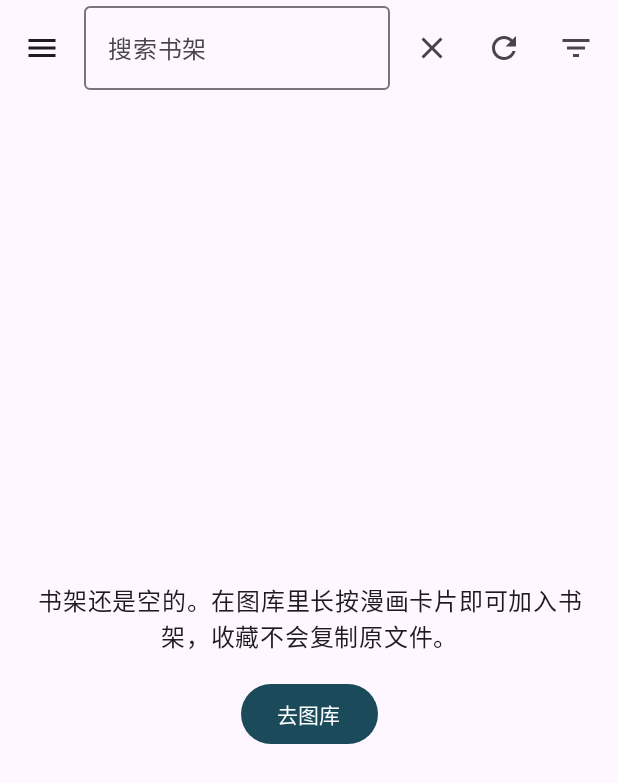
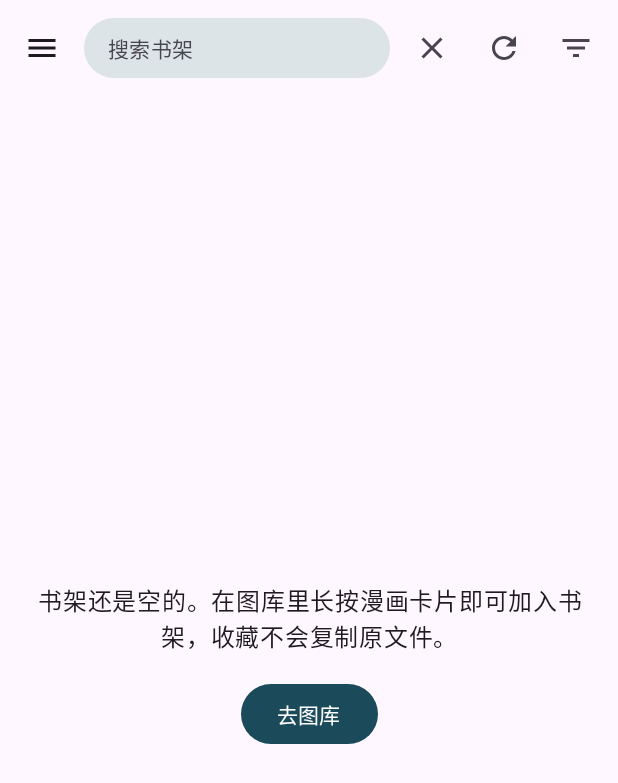
Before and after one commit to tapdefenser/LM-Reader, an Android app built with Jetpack Compose: the BookshelfScreen screen opened through its navigation route, after a tap on "搜索", on a phone screen of 412 x 824 dp. Shown: the top 783 px of the screen. Run offline under Robolectric (Android 15) with nearby library versions, the light colour scheme and no system bars; our stand-ins replace Room's generated code; 1 statement that could not run was skipped.

Commit message:
Fix reader chapter-load chain and paging storm; search + bookshelf semantics
阅读器（用户报的"最多只能读 4 章"）：
- rebuild() 现在同时重排窗口**与**排加载。旧写法只重排窗口，而 loadJobs 条目从不移除，
  守卫因此退化成"曾经请求过"的集合，加载链在第一次加载完成后就断了。
- loadOne 的两个守卫拆成语义不同的判断：loadJobs=正在加载 / loaded=已有结论（含失败）。
- loadJobs 在 finally 移除；retryFailedChapters 先摘掉失败结论再重试。
- buildWindow 有界化（当前章 ± 预载范围），两侧各留 ±1 保证过渡项一定存在。

阅读器（每帧重建环 → native 300MB → SIGABRT）：
- chapterEnteredBy(item)：过渡项不算换章，只有落到页才算进入那一章。
  过渡项的 chapterId 归后一章，用它当判据会让当前章在边界反复翻转，
  与分页器一格抖动合成正反馈环（实测每秒 80+ 次视图重建、每页 setImage 111 次）。
- settleAt 只在换章时才重新规划窗口（窗口不依赖页码）。
- writeItems：窗口的章 id 序列没变就不换 items 实例，避免分页器无谓重排。
- 修复后：翻 1 页后 12 秒内 setImage 5 次（原为 752 次且持续增长）。

搜索：
- 图库搜索下推到 SQL 并带上传筛选（searchInSources）；内存过滤会因 nextOffset
  按未过滤总数前进而漏项。
- 图库/书架共用 ui/common/SearchField.kt：胶囊形、40dp。

书架：
- 可见收藏"变大"时也重建分页会话（新加入的漫画立刻出现）。
- 刷新键语义改为"更新当前筛选下所有收藏的章节"（MangaChapterSyncer），不再是重扫整库；
  新增 shelfMangaIds 取全部 ID；带进度与结果提示。
- 列表读取失败的「重试」走新的 reload()，不触发章节更新。

文档：交接文档更新根因与教训；新增《阅读器逻辑总览》《阅读器-位置与窗口设计对比》。

```diff
--- a/app/src/main/java/com/lmreader/ui/bookshelf/BookshelfScreen.kt
+++ b/app/src/main/java/com/lmreader/ui/bookshelf/BookshelfScreen.kt
@@ -17,7 +17,6 @@ import androidx.compose.foundation.layout.width
 import androidx.compose.foundation.lazy.LazyColumn
 import androidx.compose.foundation.lazy.items
 import androidx.compose.foundation.lazy.rememberLazyListState
-import androidx.compose.foundation.text.KeyboardOptions
 import androidx.compose.material.icons.Icons
 import androidx.compose.material.icons.filled.Add
 import androidx.compose.material.icons.filled.FilterList
@@ -33,6 +32,7 @@ import androidx.compose.material3.ExperimentalMaterial3Api
 import androidx.compose.material3.HorizontalDivider
 import androidx.compose.material3.Icon
 import androidx.compose.material3.IconButton
+import androidx.compose.material3.LinearProgressIndicator
 import androidx.compose.material3.MaterialTheme
 import androidx.compose.material3.OutlinedTextField
 import androidx.compose.material3.Scaffold
@@ -52,7 +52,6 @@ import androidx.compose.foundation.gestures.detectHorizontalDragGestures
 import androidx.compose.ui.input.pointer.pointerInput
 import androidx.compose.runtime.mutableFloatStateOf
 import androidx.compose.ui.Modifier
-import androidx.compose.ui.text.input.ImeAction
 import androidx.compose.ui.unit.dp
 import androidx.lifecycle.compose.collectAsStateWithLifecycle
 import androidx.lifecycle.viewmodel.compose.viewModel
@@ -66,6 +65,7 @@ import com.lmreader.ui.common.EndSideDrawer
 import com.lmreader.ui.common.LoadingState
 import com.lmreader.ui.common.MangaCardItem
 import com.lmreader.ui.common.MessageState
+import com.lmreader.ui.common.SearchField
 import kotlinx.coroutines.flow.distinctUntilChanged
 import kotlinx.coroutines.flow.filter
 
@@ -135,16 +135,11 @@ fun BookshelfScreen(
                 TopAppBar(
                     title = {
                         if (searchActive) {
-                            OutlinedTextField(
+                            // 与图库同一个组件：两处样式不会各走各的。见 [SearchField]。
+                            SearchField(
                                 value = state.query,
                                 onValueChange = viewModel::onQueryChange,
-                                placeholder = { Text("搜索书架", maxLines = 1) },
-                                // 单行 + 不换行：搜索框要"文字在框里左右拖动"，
-                                // 而不是长高了把顶栏撑开。
-                                singleLine = true,
-                                maxLines = 1,
-                                textStyle = MaterialTheme.typography.bodyMedium,
-                                keyboardOptions = KeyboardOptions(imeAction = ImeAction.Search),
+                                placeholder = "搜索书架",
                                 modifier = Modifier.fillMaxWidth(),
                             )
                         } else {
@@ -170,8 +165,12 @@ fun BookshelfScreen(
                                 contentDescription = if (searchActive) "退出搜索" else "搜索",
                             )
                         }
-                        IconButton(onClick = viewModel::onRefresh) {
-                            Icon(Icons.Filled.Refresh, contentDescription = "刷新")
+                        IconButton(
+                            onClick = viewModel::onRefresh,
+                            // 作用说清：这是"更新书架里这些漫画的章节"，不是"刷新书架列表"。
+                            // 列表自己会跟着数据变，不需要用户手动刷。
+                        ) {
+                            Icon(Icons.Filled.Refresh, contentDescription = "更新所有漫画的章节")
                         }
                         IconButton(onClick = { viewModel.setSidePanelOpen(true) }) {
                             Icon(Icons.Filled.FilterList, contentDescription = "筛选与分类")
@@ -181,11 +180,18 @@ fun BookshelfScreen(
             },
         ) { padding ->
             Column(modifier = Modifier.fillMaxSize().padding(padding)) {
+                // 一键更新章节的进度与结果。
+                //
+                // 它可能持续几十秒（每部漫画都要枚举一次目录），没有反馈的话用户只会
+                // 以为按钮没反应、然后反复点。因此给出确定进度（第几部 / 共几部）而不是
+                // 一个转圈。
+                ChapterUpdateStatus(state = state, onDismiss = viewModel::dismissChapterUpdateMessage)
                 if (state.error != null) {
                     MessageState(
                         message = state.error!!,
                         actionLabel = "重试",
-                        onAction = viewModel::onRefresh,
+                        // 「重试」重读列表，不是更新章节：这里失败的是"读书架"。
+                        onAction = viewModel::reload,
                     )
                 } else if (state.items.isEmpty() && state.loading) {
                     LoadingState()
@@ -536,6 +542,55 @@ private fun MangaCard.coverRequest(treeUris: Map<String, String>): CoverRequest?
     return CoverRequest(treeUri = treeUri, documentId = documentId)
 }
 
+/**
+ * 一键更新章节的进度 / 结果提示。
+ *
+ * 进度用**确定值**（第几部 / 共几部）而不是转圈：这个操作每部漫画都要枚举一次目录，
+ * 几十部就是几十秒，用户需要知道"还剩多少"，否则只会以为按钮没反应。
+ * 更新范围写明"当前筛选"，因为用户勾了分类或搜索词时，更新的是那一部分，不是全部收藏。
+ */
+@Composable
+private fun ChapterUpdateStatus(
+    state: BookshelfUiState,
+    onDismiss: () -> Unit,
+) {
+    if (state.updatingChapters) {
+        Column(
+            modifier = Modifier
+                .fillMaxWidth()
+                .padding(horizontal = 12.dp, vertical = 6.dp),
+        ) {
+            LinearProgressIndicator(
+                progress = { state.chapterUpdateDone.toFloat() / state.chapterUpdateTotal },
+                modifier = Modifier.fillMaxWidth(),
+            )
+            Text(
+                text = "正在更新章节 ${state.chapterUpdateDone} / ${state.chapterUpdateTotal}" +
+                    "（仅当前筛选下的收藏）",
+                style = MaterialTheme.typography.labelSmall,
+                color = MaterialTheme.colorScheme.onSurfaceVariant,
+                modifier = Modifier.padding(top = 4.dp),
+            )
+        }
+        return
+    }
+    val message = state.chapterUpdateMessage ?: return
+    Row(
+        modifier = Modifier
+            .fillMaxWidth()
+            .padding(start = 12.dp, end = 4.dp),
+        verticalAlignment = Alignment.CenterVertically,
+    ) {
+        Text(
+            text = message,
+            style = MaterialTheme.typography.labelSmall,
+            color = MaterialTheme.colorScheme.onSurfaceVariant,
+            modifier = Modifier.weight(1f),
+        )
+        TextButton(onClick = onDismiss) { Text("知道了") }
+    }
+}
+
 @Composable
 private fun rememberSourceTreeUris(container: AppContainer): Map<String, String> {
     // 只有一张来源表（图片与归档由同一次扫描一起识别），所以只订阅一次。
--- /dev/null
+++ b/app/src/main/java/com/lmreader/ui/common/SearchField.kt
@@ -0,0 +1,100 @@
+package com.lmreader.ui.common
+
+import androidx.compose.foundation.background
+import androidx.compose.foundation.layout.Box
+import androidx.compose.foundation.layout.fillMaxWidth
+import androidx.compose.foundation.layout.height
+import androidx.compose.foundation.layout.padding
+import androidx.compose.foundation.shape.RoundedCornerShape
+import androidx.compose.foundation.text.BasicTextField
+import androidx.compose.foundation.text.KeyboardActions
+import androidx.compose.foundation.text.KeyboardOptions
+import androidx.compose.material3.MaterialTheme
+import androidx.compose.material3.Text
+import androidx.compose.runtime.Composable
+import androidx.compose.ui.Alignment
+import androidx.compose.ui.Modifier
+import androidx.compose.ui.graphics.SolidColor
+import androidx.compose.ui.text.input.ImeAction
+import androidx.compose.ui.text.style.TextOverflow
+import androidx.compose.ui.unit.dp
+
+/**
+ * 顶栏里的搜索框：**胶囊形、比 Material 默认更扁**。
+ *
+ * ## 为什么不用 `OutlinedTextField`
+ *
+ * 它有两个改不动的地方，正好是这里唯二要改的：
+ * 1. **形状**是描边圆角矩形，描边会把顶栏切成一块"表单"，不是"一条搜索栏"；
+ * 2. **高度**由 `TextFieldDefaults.MinHeight`（56dp）兜底，`Modifier.height` 更小会
+ *    被内部 `defaultMinSize` 顶回去，于是顶栏被撑高、标题栏的视觉比重被抢掉。
+ *
+ * 因此这里用 [BasicTextField] 自绘外框：高度与圆角都由我们定，其余行为（单行、
+ * 文字在框内左右拖动、IME 搜索键）与原来的输入框一致。
+ *
+ * ## 一个必须保留的约束
+ *
+ * **`value` 只由调用方的 `onValueChange` 同步更新。** 两个页面都对输入做了防抖，
+ * 若把防抖之后的文本写回 `value`，用户连打几个字符时那次延迟发射会带着旧文本覆盖
+ * 输入框并把光标弹回开头（真机症状："每次只能输入一个字符"）。本组件不持有文本状态，
+ * 也不做任何回写，因此这个坑不会经由它复活。
+ *
+ * @param onSearch IME 上的搜索键。**不传时保持 IME 的默认行为（收起键盘）**——
+ *   传一个空实现反而会把这次按键吃掉，键盘不再收起。
+ */
+@Composable
+internal fun SearchField(
+    value: String,
+    onValueChange: (String) -> Unit,
+    placeholder: String,
+    modifier: Modifier = Modifier,
+    onSearch: (() -> Unit)? = null,
+) {
+    BasicTextField(
+        value = value,
+        onValueChange = onValueChange,
+        singleLine = true,
+        maxLines = 1,
+        textStyle = MaterialTheme.typography.bodyMedium.copy(
+            color = MaterialTheme.colorScheme.onSurface,
+        ),
+        cursorBrush = SolidColor(MaterialTheme.colorScheme.primary),
+        keyboardOptions = KeyboardOptions(imeAction = ImeAction.Search),
+        keyboardActions = onSearch?.let { action -> KeyboardActions(onSearch = { action() }) }
+            ?: KeyboardActions.Default,
+        modifier = modifier,
+        decorationBox = { innerTextField ->
+            Box(
+                modifier = Modifier
+                    .fillMaxWidth()
+                    // 比 56dp 的默认高度矮一截：顶栏里的搜索框是"一条"，不是一块输入区。
+                    .height(SEARCH_FIELD_HEIGHT)
+                    // `percent = 50` 让圆角恒等于高度的一半，即无论以后把高度调成多少，
+                    // 它都是一个胶囊，而不需要跟着改半径。
+                    .background(
+                        color = MaterialTheme.colorScheme.surfaceVariant,
+                        shape = RoundedCornerShape(percent = 50),
+                    )
+                    .padding(horizontal = SEARCH_FIELD_H_PADDING),
+                contentAlignment = Alignment.CenterStart,
+            ) {
+                if (value.isEmpty()) {
+                    Text(
+                        text = placeholder,
+                        maxLines = 1,
+                        overflow = TextOverflow.Ellipsis,
+                        style = MaterialTheme.typography.bodyMedium,
+                        color = MaterialTheme.colorScheme.onSurfaceVariant,
+                    )
+                }
+                innerTextField()
+            }
+        },
+    )
+}
+
+/** 搜索框高度。默认输入框是 56dp，这里压扁到 40dp。 */
+private val SEARCH_FIELD_HEIGHT = 40.dp
+
+/** 左右内边距；胶囊两端的留白要比矩形输入框大一点才不显得挤。 */
+private val SEARCH_FIELD_H_PADDING = 16.dp
--- a/core/database/src/main/java/com/lmreader/core/database/dao/MangaDao.kt
+++ b/core/database/src/main/java/com/lmreader/core/database/dao/MangaDao.kt
@@ -301,6 +301,51 @@ interface MangaDao {
     suspend fun search(pattern: String, offset: Int, limit: Int): List<CardQueryRow>
 
     /**
+     * 同 [search]，但限定在已勾选的图源内。
+     *
+     * 为什么必须单独一个查询而不是"搜完全库再在内存里过滤"：图库是分页读的，
+     * 内存过滤会让"本页 30 条里恰好 2 条属于勾选的图源"变成一页 2 条，
+     * 而且 `nextOffset` 会按未过滤的总数前进，于是**结果越翻越少、还会漏项**。
+     * 筛选必须下推到 SQL，和 [pageLibraryFiltered] 一样。
+     */
+    @Query(
+        """
+        SELECT m.mangaId AS mangaId,
+               m.displayName AS displayName,
+               COALESCE(md.summary, m.summary) AS summaryPreview,
+               m.sourceId AS sourceId,
+               m.coverDocumentId AS coverDocumentId,
+               m.coverChapterId AS coverChapterId,
+               m.sourceKind AS sourceKind,
+               m.layoutMode AS layoutMode,
+               m.chapterCount AS chapterCount,
+               m.chapterCountKnown AS chapterCountKnown,
+               m.availability AS availability,
+               EXISTS(
+                   SELECT 1 FROM chapters AS c
+                   WHERE c.mangaId = m.mangaId AND c.kind = 'ARCHIVE'
+               ) AS hasArchiveChapters,
+               s.categoryId AS shelfCategoryId
+        FROM mangas AS m
+        LEFT JOIN shelf_entries AS s ON s.mangaId = m.mangaId
+        LEFT JOIN metadata_records AS md
+               ON md.ownerId = m.mangaId AND md.ownerType = 'MANGA'
+        WHERE (m.displayName LIKE :pattern ESCAPE '\'
+           OR md.normalizedSearchText LIKE :pattern ESCAPE '\')
+          AND m.availability != 'STALE'
+          AND m.sourceId IN (:sourceIds)
+        ORDER BY m.sourceOrderIndex ASC, m.sortKey ASC, m.mangaId ASC
+        LIMIT :limit OFFSET :offset
+        """,
+    )
+    suspend fun searchInSources(
+        sourceIds: List<String>,
+        pattern: String,
+        offset: Int,
+        limit: Int,
+    ): List<CardQueryRow>
+
+    /**
      * 在**书架范围内**按关键字搜索。
      *
      * 与 [search] 的差别只有 `JOIN shelf_entries`：书架是收藏引用，因此搜索必须限定在
@@ -375,6 +420,38 @@ interface MangaDao {
         offset: Int,
         limit: Int,
     ): List<CardQueryRow>
+
+    /**
+     * 当前书架筛选（分类 + 关键词）下的**全部**漫画 ID，不分页。
+     *
+     * 用途只有一个：书架的「一键更新章节」要知道该更新哪几部。它必须跟着筛选走
+     * （用户要求："更新所有（经过筛选的）书架页里漫画的章节"），因此**不能**只取
+     * 已加载的那几页，也不能整库更新。
+     *
+     * 两个筛选条件都用可空参数在一个查询里表达，而不是按组合写四份：SQL 的
+     * `:param IS NULL OR ...` 让"不筛"与"筛"共用一条语句，四份拷贝里任何一份走形
+     * 都会变成"某个组合下更新了不该更新的漫画"，而那种 bug 只在特定组合下出现。
+     *
+     * @param categoryId null = 「全部」
+     * @param pattern 已转义并小写的 LIKE 模式；null = 不按关键词筛
+     */
+    @Query(
+        """
+        SELECT m.mangaId FROM mangas AS m
+        JOIN shelf_entries AS s ON s.mangaId = m.mangaId
+        LEFT JOIN metadata_records AS md
+               ON md.ownerId = m.mangaId AND md.ownerType = 'MANGA'
+        WHERE m.availability != 'STALE'
+          AND (:categoryId IS NULL OR s.categoryId = :categoryId)
+          AND (
+                :pattern IS NULL
+                OR m.displayName LIKE :pattern ESCAPE '\'
+                OR md.normalizedSearchText LIKE :pattern ESCAPE '\'
+              )
+        ORDER BY m.sourceOrderIndex ASC, m.sortKey ASC, m.mangaId ASC
+        """,
+    )
+    suspend fun shelfMangaIds(categoryId: Long?, pattern: String?): List<String>
 
     /**
      * 书架条目数。陈旧卡片不算进去：它们默认不出现在书架上（行本身保留，
--- a/core/model/src/main/kotlin/com/lmreader/core/model/Repositories.kt
+++ b/core/model/src/main/kotlin/com/lmreader/core/model/Repositories.kt
@@ -59,6 +59,18 @@ interface MangaRepository {
     ): MangaPage
 
     /** 订阅「可见集合长度」变化，用于扫描过程中把新条目补进当前额度（开发文档 6.4）。 */
+    /**
+     * 当前书架筛选（分类 + 关键词）下的**全部**漫画 ID，不分页。
+     *
+     * 给书架的「一键更新章节」用：更新范围必须与用户当前看到的筛选一致
+     * （"更新所有（经过筛选的）书架页里漫画的章节"），因此这里刻意返回全部 ID
+     * 而不是已加载的那几页。
+     *
+     * @param categoryId null = 「全部」
+     * @param query 关键词；空白 = 不按关键词筛
+     */
+    suspend fun shelfMangaIds(categoryId: Long?, query: String?): List<String>
+
     fun observeVisibleCount(inShelfOnly: Boolean, categoryId: Long?): Flow<Int>
 
     /**
@@ -157,7 +169,19 @@ interface MangaRepository {
      * 才允许删除章节（框架 5.2）。
      */
     suspend fun upsertScanResult(result: ScanResult): ScanPersistReport
-    suspend fun search(query: String, offset: Int, limit: Int): MangaPage
+    /**
+     * 按关键字搜索。
+     *
+     * @param sourceFilter 与 [pageLibrary] 同一个语义：`null` = 不筛；空集合 = 没有匹配
+     *   （当前勾选的图源一个都没有）。**搜索必须落在筛选结果之内**，否则用户在"只看某个
+     *   图源"的状态下搜索会看到别的图源的书，而标题还写着"图库（1 个图源）"。
+     */
+    suspend fun search(
+        query: String,
+        offset: Int,
+        limit: Int,
+        sourceFilter: Set<String>? = null,
+    ): MangaPage
     suspend fun deleteManga(mangaId: String)
     suspend fun observeTotalCount(): Flow<Int>
 }
```
Also changed, not shown: app/src/main/java/com/lmreader/ui/bookshelf/BookshelfViewModel.kt (+101 -10 lines), app/src/main/java/com/lmreader/ui/library/LibraryScreen.kt (+5 -16 lines), app/src/main/java/com/lmreader/ui/library/LibraryViewModel.kt (+8 -1 lines), app/src/main/java/com/lmreader/ui/reader/ReaderChapters.kt (+33 -3 lines), app/src/main/java/com/lmreader/ui/reader/ReaderViewModel.kt (+84 -15 lines), core/database/src/main/java/com/lmreader/core/database/repository/MangaRepositoryImpl.kt (+23 -3 lines), 4 other files.
